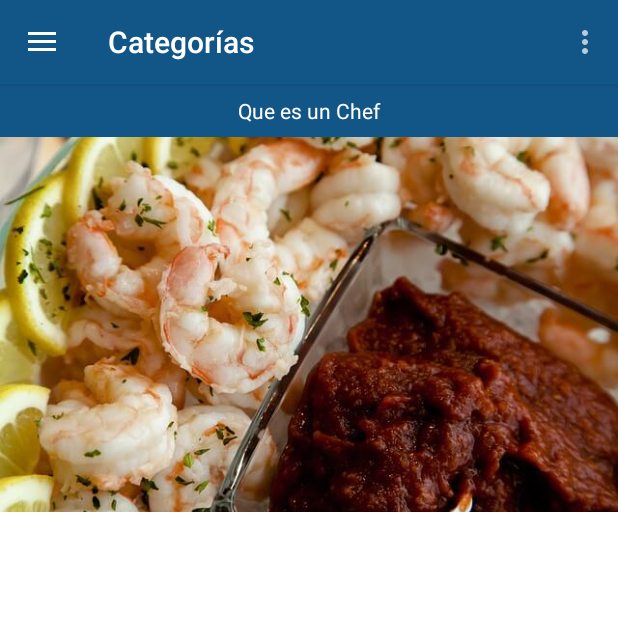
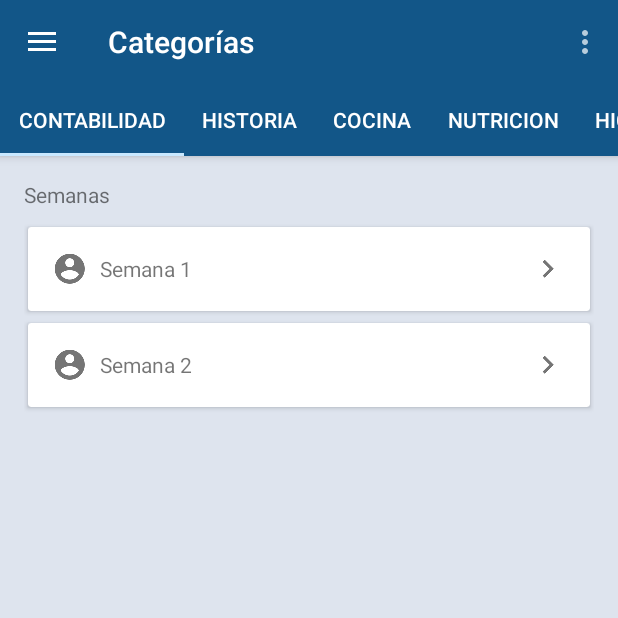
Before and after one commit to simaski/IEAG-CM, an Android app: the screen it shows after launch (ActividadPrincipal), in the side drawer, after a tap on "Categorías", on a phone screen of 412 x 824 dp, the top half of it. Run offline under Robolectric (Android 15) with nearby library versions, the phone set to English and light mode, and no system bars.

Commit message:
app chef millenium cambios: agregados fragment asignaciones y las cardview de las semanas

```diff
--- a/app/src/main/java/ieagcm/simaski/desarrollo/com/ieag_cm/modelo/Comida.java
+++ b/app/src/main/java/ieagcm/simaski/desarrollo/com/ieag_cm/modelo/Comida.java
@@ -8,31 +8,32 @@ import ieagcm.simaski.desarrollo.com.ieag_cm.R;
 /**
  * Created by sancasimiro on 28/01/16.*/
 public class Comida {
- private float precio;
+    private String horas;
     private String nombre;
     private int idDrawable;
 
- public Comida(float precio, String nombre, int idDrawable) {
- this.precio = precio;
+    public Comida(String nombre, String horas, int idDrawable) {
         this.nombre = nombre;
+        this.horas = horas;
         this.idDrawable = idDrawable;
     }
 
- public static final List<Comida> COMIDAS_POPULARES = new ArrayList<Comida>();
+    public static final List<Comida> MATERIAS = new ArrayList<Comida>();
     public static final List<Comida> BEBIDAS = new ArrayList<>();
     public static final List<Comida> POSTRES = new ArrayList<>();
     public static final List<Comida> PLATILLOS = new ArrayList<>();
 
     static {
- COMIDAS_POPULARES.add(new Comida(5, "Camarones Tismados", R.drawable.camarones));
- COMIDAS_POPULARES.add(new Comida(3.2f, "Rosca Herbárea", R.drawable.rosca));
- COMIDAS_POPULARES.add(new Comida(12f, "Sushi Extremo", R.drawable.sushi));
- COMIDAS_POPULARES.add(new Comida(9, "Sandwich Deli", R.drawable.sandwich));
- COMIDAS_POPULARES.add(new Comida(34f, "Lomo De Cerdo Austral", R.drawable.lomo_cerdo));
+        MATERIAS.add(new Comida("Contabilidad Basica", "Desde: 08:00am a 09:20am", R.drawable.camarones));
+        MATERIAS.add(new Comida("Historia", "Desde: 09:20am a 10:40am", R.drawable.rosca));
+        MATERIAS.add(new Comida("Cocina Basica", "Desde: 10:50am a 01:30pm", R.drawable.sushi));
+        MATERIAS.add(new Comida("Nutricion", "Desde: 01:40pm a 02:20pm", R.drawable.sandwich));
+        MATERIAS.add(new Comida("Higiene", "Desde: 02:20am a 03:00pm", R.drawable.lomo_cerdo));
+        MATERIAS.add(new Comida("Ingles", "Desde: 03:00pm a 03:40pm", R.drawable.cafe));
     }
 
- public float getPrecio() {
- return precio;
+    public String getHoras() {
+        return horas;
     }
 
     public String getNombre() {
--- a/app/src/main/java/ieagcm/simaski/desarrollo/com/ieag_cm/ui/ActividadPrincipal.java
+++ b/app/src/main/java/ieagcm/simaski/desarrollo/com/ieag_cm/ui/ActividadPrincipal.java
@@ -1,6 +1,5 @@
 package ieagcm.simaski.desarrollo.com.ieag_cm.ui;
 
-import android.content.Intent;
 import android.os.Bundle;
 import android.support.design.widget.NavigationView;
 import android.support.v4.app.Fragment;
@@ -45,8 +44,8 @@ public class ActividadPrincipal extends AppCompatActivity {
             case R.id.item_inicio:
                 fragmentoGenerico = new FragmentInicio();
                 break;
-            case R.id.item_cuenta:
-                //fragmentoGenerico = new FragmentoCuenta();
+            case R.id.item_asignaturas:
+                fragmentoGenerico = new FragmentCuenta();
                 break;
             case R.id.item_categorias:
                 //fragmentoGenerico = new FragmentoCategorias();
--- a/app/src/main/java/ieagcm/simaski/desarrollo/com/ieag_cm/ui/AdaptadorInicio.java
+++ b/app/src/main/java/ieagcm/simaski/desarrollo/com/ieag_cm/ui/AdaptadorInicio.java
@@ -21,13 +21,13 @@ public class AdaptadorInicio extends RecyclerView.Adapter<AdaptadorInicio.ViewHo
     public static class ViewHolder extends RecyclerView.ViewHolder {
         // Campos respectivos de un item
         public TextView nombre;
-        public TextView precio;
+        public TextView horas;
         public ImageView imagen;
 
         public ViewHolder(View v) {
             super(v);
+            horas = (TextView) v.findViewById(R.id.precio_comida);
             nombre = (TextView) v.findViewById(R.id.nombre_comida);
-            //precio = (TextView) v.findViewById(R.id.precio_comida);
             imagen = (ImageView) v.findViewById(R.id.miniatura_comida);
         }
     }
@@ -37,7 +37,7 @@ public class AdaptadorInicio extends RecyclerView.Adapter<AdaptadorInicio.ViewHo
 
     @Override
     public int getItemCount() {
-        return Comida.COMIDAS_POPULARES.size();
+        return Comida.MATERIAS.size();
     }
 
     @Override
@@ -49,14 +49,14 @@ public class AdaptadorInicio extends RecyclerView.Adapter<AdaptadorInicio.ViewHo
 
     @Override
     public void onBindViewHolder(ViewHolder viewHolder, int i) {
-        Comida item = Comida.COMIDAS_POPULARES.get(i);
+        Comida item = Comida.MATERIAS.get(i);
 
         Glide.with(viewHolder.itemView.getContext())
                 .load(item.getIdDrawable())
                 .centerCrop()
                 .into(viewHolder.imagen);
+        viewHolder.horas.setText(item.getHoras());
         viewHolder.nombre.setText(item.getNombre());
-        //viewHolder.precio.setText("$" + item.getPrecio());
 
     }
 
--- /dev/null
+++ b/app/src/main/res/layout/fragment_asignaciones.xml
@@ -0,0 +1,103 @@
+<?xml version="1.0" encoding="utf-8"?>
+<LinearLayout xmlns:android="http://schemas.android.com/apk/res/android"
+    xmlns:card_view="http://schemas.android.com/apk/res-auto"
+    android:layout_width="match_parent"
+    android:layout_height="match_parent"
+    android:background="#dee4ee"
+    android:orientation="vertical"
+    android:padding="@dimen/espacio_norma_1">
+
+    <TextView
+        android:id="@+id/titulo_semanas"
+        android:layout_width="wrap_content"
+        android:layout_height="wrap_content"
+        android:paddingBottom="8dp"
+        android:text="@string/etiqueta_semanas"
+        android:textAppearance="?android:attr/textAppearanceSmall" />
+
+    <android.support.v7.widget.CardView
+        android:layout_width="match_parent"
+        android:layout_height="wrap_content"
+        card_view:cardCornerRadius="2dp"
+        card_view:cardUseCompatPadding="true">
+
+        <RelativeLayout
+            android:layout_width="wrap_content"
+            android:layout_height="wrap_content"
+            android:orientation="horizontal"
+            android:padding="@dimen/espacio_norma_1">
+
+            <ImageView
+                android:id="@+id/icono_semana1"
+                android:layout_width="wrap_content"
+                android:layout_height="wrap_content"
+                android:layout_alignParentLeft="true"
+                android:layout_centerVertical="true"
+                android:layout_gravity="center"
+                android:layout_marginRight="8dp"
+                android:src="@drawable/usuario" />
+
+            <TextView
+                android:id="@+id/texto_semana1"
+                android:layout_width="wrap_content"
+                android:layout_height="wrap_content"
+                android:layout_centerVertical="true"
+                android:layout_gravity="center_vertical"
+                android:layout_toRightOf="@+id/icono_semana1"
+                android:text="@string/texto_semana1"
+                android:textAppearance="?android:attr/textAppearanceSmall" />
+
+            <ImageView
+                android:id="@+id/icono_indicador_derecho_semana1"
+                android:layout_width="wrap_content"
+                android:layout_height="wrap_content"
+                android:layout_alignParentRight="true"
+                android:layout_centerVertical="true"
+                android:src="@drawable/indicador_derecho" />
+
+        </RelativeLayout>
+    </android.support.v7.widget.CardView>
+
+    <android.support.v7.widget.CardView
+        android:layout_width="match_parent"
+        android:layout_height="wrap_content"
+        card_view:cardCornerRadius="2dp"
+        card_view:cardUseCompatPadding="true">
+
+        <RelativeLayout
+            android:layout_width="wrap_content"
+            android:layout_height="wrap_content"
+            android:orientation="horizontal"
+            android:padding="@dimen/espacio_norma_1">
+
+            <ImageView
+                android:id="@+id/icono_semana2"
+                android:layout_width="wrap_content"
+                android:layout_height="wrap_content"
+                android:layout_alignParentLeft="true"
+                android:layout_centerVertical="true"
+                android:layout_gravity="center"
+                android:layout_marginRight="8dp"
+                android:src="@drawable/usuario" />
+
+            <TextView
+                android:id="@+id/texto_semana2"
+                android:layout_width="wrap_content"
+                android:layout_height="wrap_content"
+                android:layout_centerVertical="true"
+                android:layout_gravity="center_vertical"
+                android:layout_toRightOf="@+id/icono_semana2"
+                android:text="@string/texto_semana2"
+                android:textAppearance="?android:attr/textAppearanceSmall" />
+
+            <ImageView
+                android:id="@+id/icono_indicador_derecho_semana2"
+                android:layout_width="wrap_content"
+                android:layout_height="wrap_content"
+                android:layout_alignParentRight="true"
+                android:layout_centerVertical="true"
+                android:src="@drawable/indicador_derecho" />
+
+        </RelativeLayout>
+    </android.support.v7.widget.CardView>
+</LinearLayout>
--- a/app/src/main/res/layout/fragment_inicio.xml
+++ b/app/src/main/res/layout/fragment_inicio.xml
@@ -12,7 +12,7 @@
         android:background="@color/background_header_seccion_inicio"
         android:gravity="center"
         android:padding="8dp"
-        android:text="@string/titulo_comidas_populares"
+        android:text="@string/titulo_horario"
         android:textAppearance="@style/TextAppearance.AppCompat.Body1"
         android:textColor="@color/colorLight" />
 
--- /dev/null
+++ b/app/src/main/res/layout/fragment_paginado.xml
@@ -0,0 +1,5 @@
+<android.support.v4.view.ViewPager
+    xmlns:android="http://schemas.android.com/apk/res/android"
+    android:id="@+id/pager"
+    android:layout_width="match_parent"
+    android:layout_height="match_parent" />
--- a/app/src/main/res/menu/menudrawer.xml
+++ b/app/src/main/res/menu/menudrawer.xml
@@ -8,9 +8,9 @@
             android:icon="@drawable/inicio"
             android:title="@string/item_inicio" />
         <item
-            android:id="@+id/item_cuenta"
+            android:id="@+id/item_asignaturas"
             android:icon="@drawable/cuenta"
-            android:title="@string/item_cuenta" />
+            android:title="@string/item_asignaturas" />
         <item
             android:id="@+id/item_categorias"
             android:icon="@drawable/categorias"
--- a/app/src/main/res/values/strings.xml
+++ b/app/src/main/res/values/strings.xml
@@ -6,27 +6,32 @@
     <string name="action_carrito">Añadir al carrito</string>
 
     <string name="item_inicio">Inicio</string>
-    <string name="item_cuenta">Mi Cuenta</string>
+    <string name="item_asignaturas">Asignaturas</string>
     <string name="item_categorias">Categorías</string>
     <string name="item_configuracion">Configuración</string>
+    <string name="item_creditos">Cr\u00e9ditos</string>
 
-    <string name="titulo_comidas_populares">Que es un Chef</string>
+    <string name="titulo_horario">Horario</string>
 
     <string name="titulo_tab_platillos">PLATILLOS</string>
     <string name="titulo_tab_bebidas">BEBIDAS</string>
     <string name="titulo_tab_postres">POSTRES</string>
 
-    <string name="titulo_tab_perfil">PERFIL</string>
-    <string name="titulo_tab_direcciones">DIRECCIONES</string>
-    <string name="titulo_tab_tarjetas">TARJETAS</string>
+    <string name="titulo_tab_contabilidad">CONTABILIDAD</string>
+    <string name="titulo_tab_historia">HISTORIA</string>
+    <string name="titulo_tab_cocina">COCINA</string>
+    <string name="titulo_tab_nutricion">NUTRICION</string>
+    <string name="titulo_tab_higiene">HIGIENE</string>
+    <string name="titulo_tab_ingles">INGLES</string>
 
     <string name="texto_no_tarjetas">No tienes ninguna tarjeta asociada</string>
 
     <string name="aqui_logo">Aqui el logo</string>
 
-    <string name="texto_cambiar_contrasena">Cambia tu contraseña</string>
+    <string name="texto_semana1">Semana 1</string>
+    <string name="texto_semana2">Semana 2</string>
     <string name="etiqueta_contrasena">Contraseña</string>
-    <string name="etiqueta_info_usuario">Información del usuario</string>
+    <string name="etiqueta_semanas">Semanas</string>
 
     <string name="intro">
         <![CDATA[
```
Also changed, not shown: app/src/main/java/ieagcm/simaski/desarrollo/com/ieag_cm/ui/FragmentAsigCocina.java (added, +24 -0 lines), app/src/main/java/ieagcm/simaski/desarrollo/com/ieag_cm/ui/FragmentAsigContabilidad.java (added, +24 -0 lines), app/src/main/java/ieagcm/simaski/desarrollo/com/ieag_cm/ui/FragmentAsigHigiene.java (added, +24 -0 lines), app/src/main/java/ieagcm/simaski/desarrollo/com/ieag_cm/ui/FragmentAsigHistoria.java (added, +24 -0 lines), app/src/main/java/ieagcm/simaski/desarrollo/com/ieag_cm/ui/FragmentAsigIngles.java (added, +24 -0 lines), app/src/main/java/ieagcm/simaski/desarrollo/com/ieag_cm/ui/FragmentAsigNutricion.java (added, +24 -0 lines), app/src/main/java/ieagcm/simaski/desarrollo/com/ieag_cm/ui/FragmentCuenta.java (added, +108 -0 lines), app/src/main/res/layout/item_lista_inicio.xml (+12 -1 lines). Lines whose indentation alone changed are shown as unchanged.
